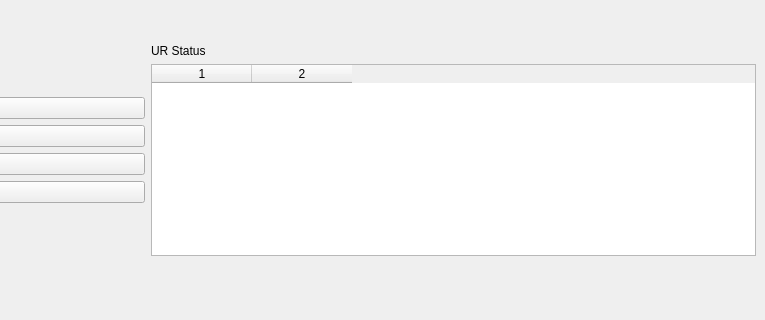
NASA-JSC-Robotics/drt_ur_gui, file ui/drt_ur.ui: the form before one commit; both pictures show x 469 to 1234 and y 199 to 519 of the 1234 by 720 pixel window.
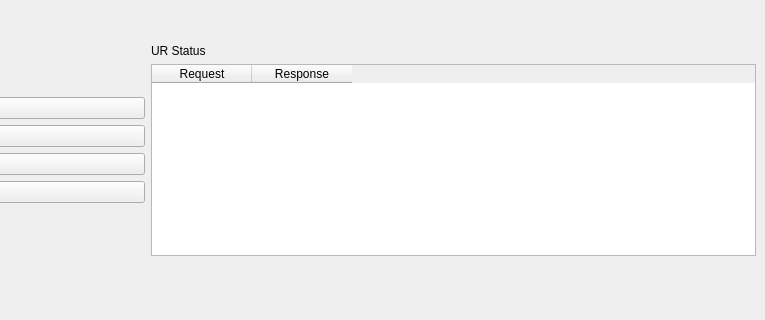
The form after the commit.

Commit message: putting status responses in the table widget, works

```diff
--- a/ui/drt_ur.ui
+++ b/ui/drt_ur.ui
@@ -118,8 +118,16 @@
         <attribute name="verticalHeaderVisible">
          <bool>false</bool>
         </attribute>
-        <column/>
-        <column/>
+        <column>
+         <property name="text">
+          <string>Request</string>
+         </property>
+        </column>
+        <column>
+         <property name="text">
+          <string>Response</string>
+         </property>
+        </column>
        </widget>
       </item>
       <item>
```
Left out of the diff: 3 changed lines with no effect on the pictures. The commit also changes 1 other file.
